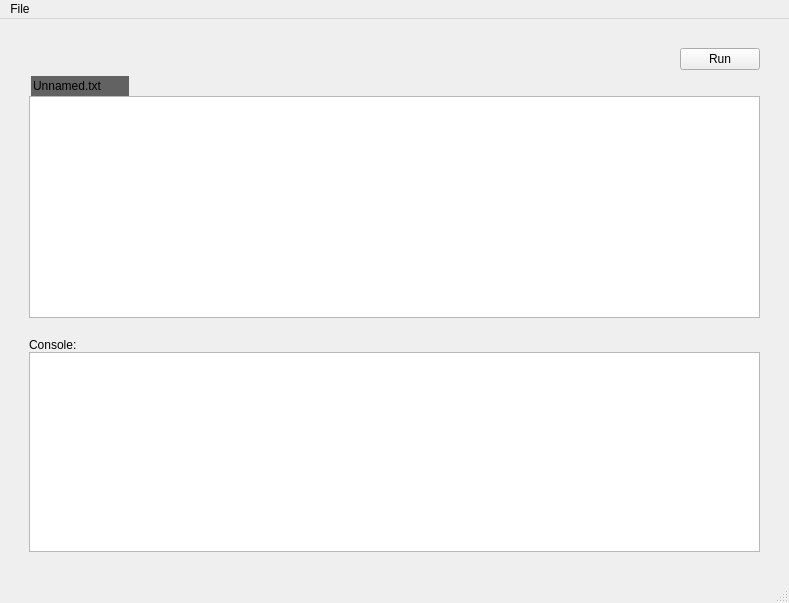
Old version of the form app/ui/main_window.ui in the repository H1nkk/pamm.
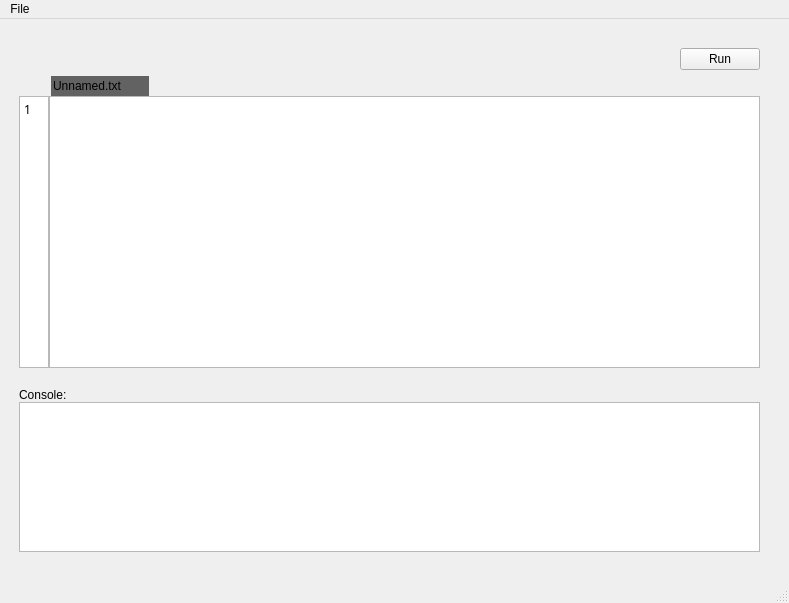
New version of the form.

What changed in the file:
```diff
--- a/app/ui/main_window.ui
+++ b/app/ui/main_window.ui
@@ -30,7 +30,7 @@
        <enum>QLayout::SizeConstraint::SetMinimumSize</enum>
       </property>
       <property name="leftMargin">
-       <number>20</number>
+       <number>10</number>
       </property>
       <property name="topMargin">
        <number>20</number>
@@ -88,6 +88,89 @@
          <number>0</number>
         </property>
         <item>
+         <layout class="QHBoxLayout" name="horizontalLayout_2">
+          <property name="spacing">
+           <number>0</number>
+          </property>
+          <property name="leftMargin">
+           <number>0</number>
+          </property>
+          <property name="topMargin">
+           <number>0</number>
+          </property>
+          <property name="rightMargin">
+           <number>0</number>
+          </property>
+          <item>
+           <layout class="QVBoxLayout" name="verticalLayout_5">
+            <property name="spacing">
+             <number>0</number>
+            </property>
+            <property name="sizeConstraint">
+             <enum>QLayout::SizeConstraint::SetMinimumSize</enum>
+            </property>
+            <property name="leftMargin">
+             <number>0</number>
+            </property>
+            <property name="topMargin">
+             <number>20</number>
+            </property>
+            <item>
+             <widget class="QPlainTextEdit" name="rowNumbersContainer">
+              <property name="sizePolicy">
+               <sizepolicy hsizetype="Fixed" vsizetype="Expanding">
+                <horstretch>0</horstretch>
+                <verstretch>0</verstretch>
+               </sizepolicy>
+              </property>
+              <property name="maximumSize">
+               <size>
+                <width>30</width>
+                <height>16777215</height>
+               </size>
+              </property>
+              <property name="font">
+               <font>
+                <family>Cascadia Mono</family>
+               </font>
+              </property>
+              <property name="focusPolicy">
+               <enum>Qt::FocusPolicy::NoFocus</enum>
+              </property>
+              <property name="contextMenuPolicy">
+               <enum>Qt::ContextMenuPolicy::ActionsContextMenu</enum>
+              </property>
+              <property name="verticalScrollBarPolicy">
+               <enum>Qt::ScrollBarPolicy::ScrollBarAlwaysOff</enum>
+              </property>
+              <property name="horizontalScrollBarPolicy">
+               <enum>Qt::ScrollBarPolicy::ScrollBarAlwaysOff</enum>
+              </property>
+              <property name="readOnly">
+               <bool>true</bool>
+              </property>
+              <property name="plainText">
+               <string>1</string>
+              </property>
+              <property name="textInteractionFlags">
+               <set>Qt::TextInteractionFlag::NoTextInteraction</set>
+              </property>
+             </widget>
+            </item>
+           </layout>
+          </item>
+          <item>
+           <layout class="QVBoxLayout" name="verticalLayout_4" stretch="0,0">
+            <property name="spacing">
+             <number>0</number>
+            </property>
+            <property name="leftMargin">
+             <number>0</number>
+            </property>
+            <property name="topMargin">
+             <number>0</number>
+            </property>
+            <item>
          <layout class="QHBoxLayout" name="horizontalLayout_3">
           <property name="topMargin">
            <number>0</number>
@@ -157,6 +240,10 @@
           </property>
          </widget>
         </item>
+           </layout>
+          </item>
+         </layout>
+        </item>
         <item>
          <spacer name="verticalSpacer">
           <property name="orientation">
@@ -190,7 +277,7 @@
           <property name="maximumSize">
            <size>
             <width>16777215</width>
-            <height>200</height>
+            <height>150</height>
            </size>
           </property>
           <property name="font">
```
Left out of the diff: 2 changed lines with no effect on the pictures. Lines whose indentation alone changed are shown as unchanged.
